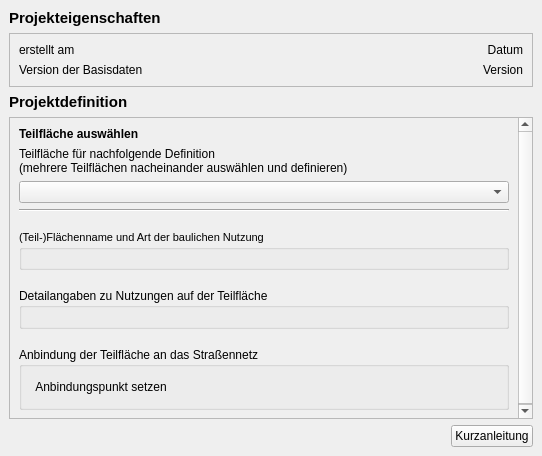
Qt form projektchecktools/ui/ProjektCheck_dockwidget_definitions.ui (projektcheck/ProjektCheck-QGIS) before a commit.
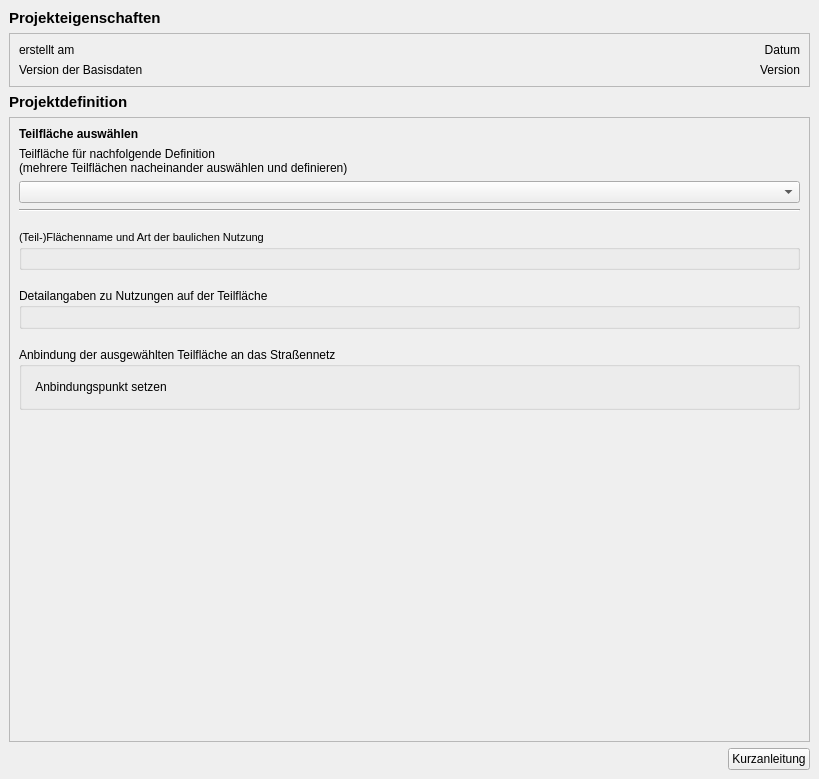
The same form after that commit. Icons and pictures are not drawn.

Patch:
```diff
--- a/projektchecktools/ui/ProjektCheck_dockwidget_definitions.ui
+++ b/projektchecktools/ui/ProjektCheck_dockwidget_definitions.ui
@@ -6,8 +6,8 @@
    <rect>
     <x>0</x>
     <y>0</y>
-    <width>542</width>
-    <height>456</height>
+    <width>819</width>
+    <height>779</height>
    </rect>
   </property>
   <property name="font">
@@ -122,8 +122,8 @@
         <rect>
          <x>0</x>
          <y>0</y>
-         <width>528</width>
-         <height>322</height>
+         <width>799</width>
+         <height>599</height>
         </rect>
        </property>
        <layout class="QVBoxLayout" name="verticalLayout_14">
@@ -240,7 +240,7 @@
         <item>
          <widget class="QGroupBox" name="groupBox">
           <property name="title">
-           <string>Anbindung der Teilfläche an das Straßennetz</string>
+           <string>Anbindung der ausgewählten Teilfläche an das Straßennetz</string>
           </property>
           <layout class="QHBoxLayout" name="horizontalLayout_3">
            <item>
```
